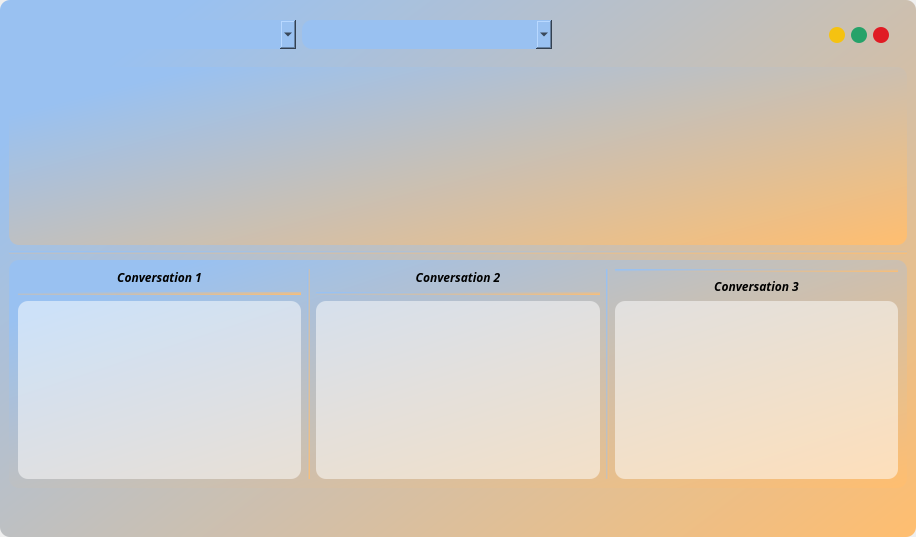
Qt form ui/admn.ui (YassineBaghdadi/TypingTest) before a commit.
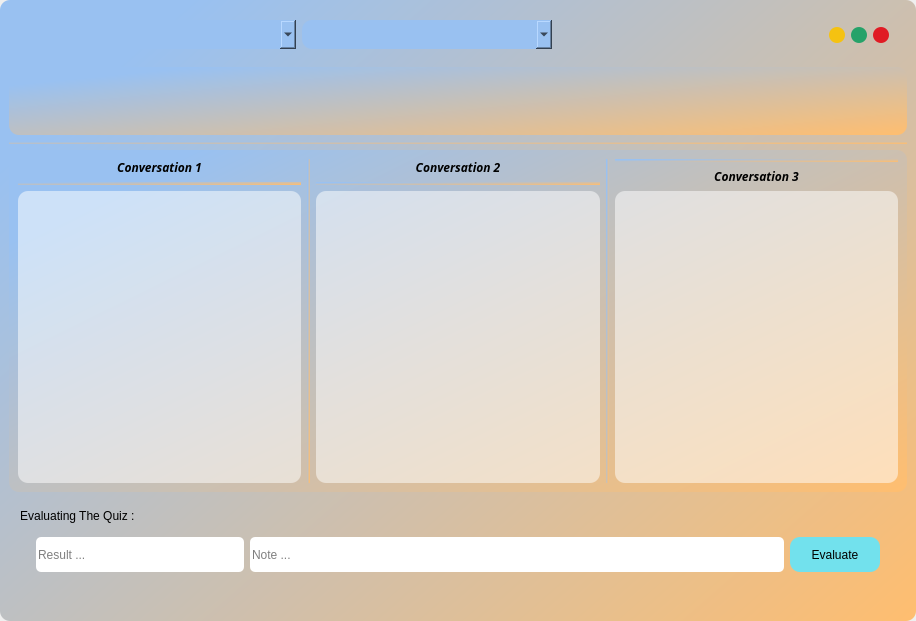
The same form after that commit.

Diff of the .ui file:
```diff
--- a/ui/admn.ui
+++ b/ui/admn.ui
@@ -7,7 +7,7 @@
     <x>0</x>
     <y>0</y>
     <width>916</width>
-    <height>537</height>
+    <height>621</height>
    </rect>
   </property>
   <property name="windowTitle">
@@ -226,9 +226,30 @@
       </item>
       <item>
        <widget class="QTableWidget" name="qzinfo">
+        <property name="maximumSize">
+         <size>
+          <width>16777215</width>
+          <height>68</height>
+         </size>
+        </property>
         <property name="styleSheet">
          <string notr="true"/>
         </property>
+        <property name="editTriggers">
+         <set>QAbstractItemView::NoEditTriggers</set>
+        </property>
+        <property name="textElideMode">
+         <enum>Qt::ElideMiddle</enum>
+        </property>
+        <attribute name="horizontalHeaderVisible">
+         <bool>true</bool>
+        </attribute>
+        <attribute name="horizontalHeaderHighlightSections">
+         <bool>true</bool>
+        </attribute>
+        <attribute name="verticalHeaderVisible">
+         <bool>false</bool>
+        </attribute>
        </widget>
       </item>
       <item>
@@ -412,7 +433,7 @@
         <property name="minimumSize">
          <size>
           <width>0</width>
-          <height>34</height>
+          <height>78</height>
          </size>
         </property>
         <property name="styleSheet">
@@ -424,6 +445,98 @@
         <property name="frameShadow">
          <enum>QFrame::Raised</enum>
         </property>
+        <layout class="QHBoxLayout" name="horizontalLayout_4">
+         <item>
+          <widget class="QGroupBox" name="groupBox">
+           <property name="title">
+            <string>Evaluating The Quiz : </string>
+           </property>
+           <layout class="QVBoxLayout" name="verticalLayout_3">
+            <item>
+             <widget class="QFrame" name="frame_5">
+              <property name="minimumSize">
+               <size>
+                <width>0</width>
+                <height>78</height>
+               </size>
+              </property>
+              <property name="styleSheet">
+               <string notr="true">background-color: rgba(191, 64, 64, 0);</string>
+              </property>
+              <property name="frameShape">
+               <enum>QFrame::StyledPanel</enum>
+              </property>
+              <property name="frameShadow">
+               <enum>QFrame::Raised</enum>
+              </property>
+              <layout class="QHBoxLayout" name="horizontalLayout_5">
+               <item>
+                <widget class="QLineEdit" name="rslt">
+                 <property name="minimumSize">
+                  <size>
+                   <width>0</width>
+                   <height>35</height>
+                  </size>
+                 </property>
+                 <property name="maximumSize">
+                  <size>
+                   <width>208</width>
+                   <height>16777215</height>
+                  </size>
+                 </property>
+                 <property name="styleSheet">
+                  <string notr="true">background-color: rgb(255, 255, 255);
+border-radius : 5px;</string>
+                 </property>
+                 <property name="placeholderText">
+                  <string>Result ...</string>
+                 </property>
+                </widget>
+               </item>
+               <item>
+                <widget class="QLineEdit" name="note">
+                 <property name="minimumSize">
+                  <size>
+                   <width>0</width>
+                   <height>35</height>
+                  </size>
+                 </property>
+                 <property name="styleSheet">
+                  <string notr="true">background-color: rgb(255, 255, 255);
+border-radius : 5px;</string>
+                 </property>
+                 <property name="placeholderText">
+                  <string>Note ...</string>
+                 </property>
+                </widget>
+               </item>
+               <item>
+                <widget class="QPushButton" name="evlt">
+                 <property name="minimumSize">
+                  <size>
+                   <width>90</width>
+                   <height>35</height>
+                  </size>
+                 </property>
+                 <property name="cursor">
+                  <cursorShape>PointingHandCursor</cursorShape>
+                 </property>
+                 <property name="styleSheet">
+                  <string notr="true">background-color: rgb(114, 225, 237);
+</string>
+                 </property>
+                 <property name="text">
+                  <string>Evaluate</string>
+                 </property>
+                </widget>
+               </item>
+              </layout>
+             </widget>
+            </item>
+           </layout>
+          </widget>
+         </item>
+        </layout>
        </widget>
       </item>
      </layout>
```
